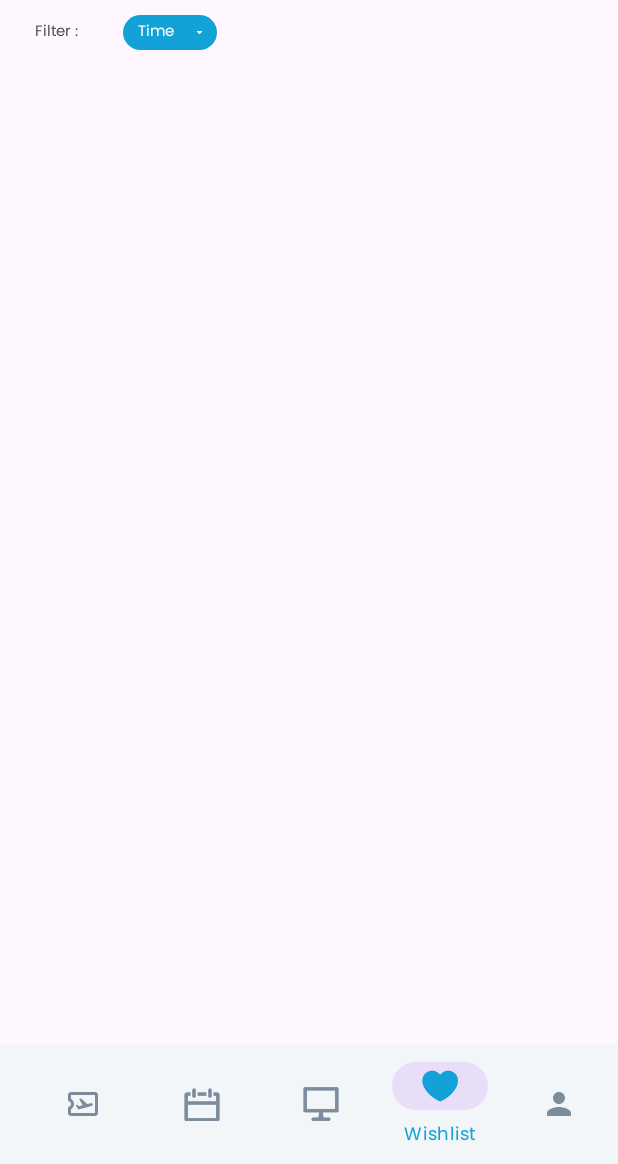
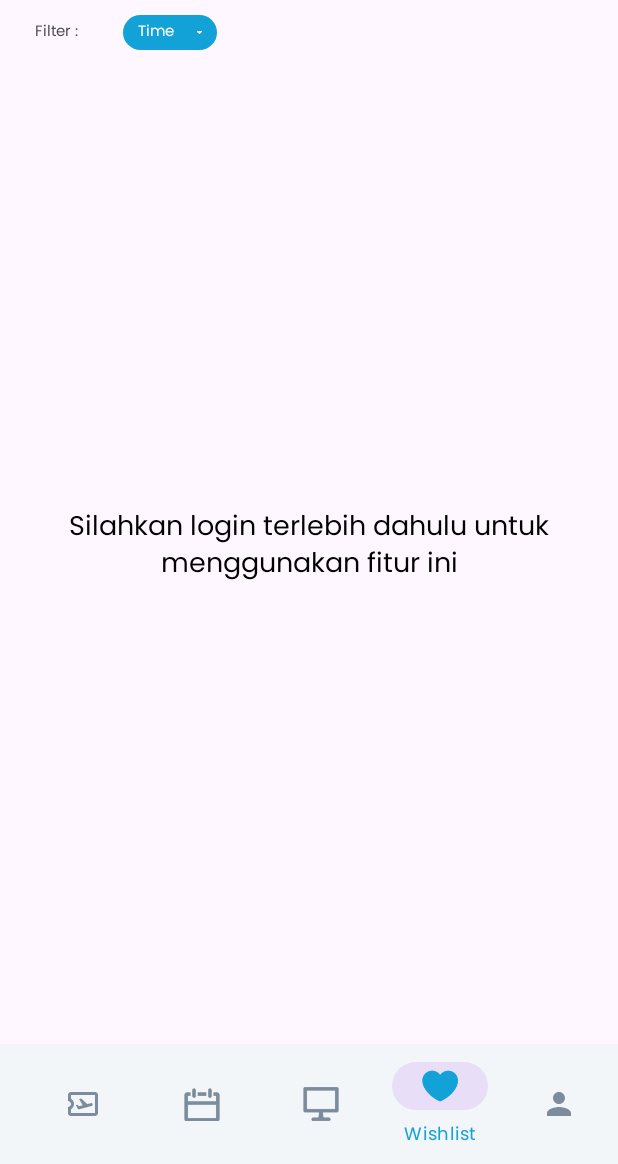
Before and after one commit to BinAir-Team/C1-Mobile-Buyer, an Android app: the HomeFragment screen opened through its navigation route, item 4 of the bottom bar chosen, on a phone screen of 412 x 824 dp, the part 72-1236 px from its top. Run offline under Robolectric (Android 15) with nearby library versions, the phone set to English and light mode, and no system bars; our stand-ins replace Dagger/Hilt's generated code, Room's generated code; 1 statement that could not run was skipped.

```diff
--- a/app/build.gradle
+++ b/app/build.gradle
@@ -95,4 +95,7 @@ dependencies {
 
     //lottie animation
     implementation "com.airbnb.android:lottie:3.4.0"
+
+    //QR Generator
+    implementation 'com.journeyapps:zxing-android-embedded:4.3.0'
 }
--- a/app/src/main/java/binar/finalproject/binair/buyer/data/remote/APIService.kt
+++ b/app/src/main/java/binar/finalproject/binair/buyer/data/remote/APIService.kt
@@ -41,4 +41,7 @@ interface APIService {
     @Multipart
     @PUT("trans/{id}")
     fun updatePayment(@Header("Authorization") token : String, @Path("id") idTransaction : String, @Part paymentImage : MultipartBody.Part, @Part("payment_method") paymentMethod : RequestBody) : Call<UpdatePaymentResponse>
+
+    @GET("trans/user")
+    fun getUserTrans(@Header("Authorization") token : String) : Call<GetUserTransResponse>
 }
--- a/app/src/main/java/binar/finalproject/binair/buyer/data/response/BookingTicketResponse.kt
+++ b/app/src/main/java/binar/finalproject/binair/buyer/data/response/BookingTicketResponse.kt
@@ -39,7 +39,7 @@ data class TravelerItem(
 
 	@field:SerializedName("tittle")
 	val tittle: String
-)
+) : java.io.Serializable
 
 data class DataItem(
 
@@ -75,7 +75,7 @@ data class DataItem(
 
 	@field:SerializedName("updatedAt")
 	val updatedAt: String
-)
+) : java.io.Serializable
 
 data class Quantity(
 
@@ -84,4 +84,4 @@ data class Quantity(
 
 	@field:SerializedName("child")
 	val child: Int
-)
+) : java.io.Serializable
--- a/app/src/main/java/binar/finalproject/binair/buyer/ui/adapter/ListTicketAdapter.kt
+++ b/app/src/main/java/binar/finalproject/binair/buyer/ui/adapter/ListTicketAdapter.kt
@@ -17,7 +17,7 @@ class ListTicketAdapter(private val listTicket : List<TicketItem>) : RecyclerVie
     var onClickWishlist : ((TicketItem) -> Unit)? = null
     class ViewHolder(private val binding : ItemTicketBinding, private var onClick : (((TicketItem) -> Unit)?), private var onClickWishlist : (((TicketItem) -> Unit)?)): RecyclerView.ViewHolder(binding.root) {
         fun bind(item: TicketItem) {
-            item.date = formatDate(item.date)
+            item.dateStart = formatDate(item.dateStart)
             binding.ticket = item
             binding.tvHargaDewasa.text = formatRupiah(item.adultPrice)
             binding.tvHargaAnak.text = formatRupiah(item.childPrice)
--- a/app/src/main/java/binar/finalproject/binair/buyer/viewmodel/FlightViewModel.kt
+++ b/app/src/main/java/binar/finalproject/binair/buyer/viewmodel/FlightViewModel.kt
@@ -29,4 +29,6 @@ class FlightViewModel @Inject constructor(private val flightRepo : FlightReposit
     fun bookTicket(token : String, data : PostBookingBody) = flightRepo.bookTicket(token, data)
     fun updatePayment(token : String, id : String, img : MultipartBody.Part, method : RequestBody) = flightRepo.updatePayment(token, id, img, method)
     fun getTicketById(id : String) : LiveData<GetTicketByIdResponse?> = flightRepo.getTicketById(id)
+    fun getUserTrans(token : String) = flightRepo.getUserTrans(token)
+//    fun getUserTrans() : LiveData<List<TransItem>?> = flightRepo.userTrans
 }
--- a/app/src/main/res/layout/fragment_payment.xml
+++ b/app/src/main/res/layout/fragment_payment.xml
@@ -214,7 +214,7 @@
                         android:text="@string/ex_nama_pemesan" />
 
                     <TextView
-                        android:id="@+id/labelAdult"
+                        android:id="@+id/tvType"
                         android:layout_width="wrap_content"
                         android:layout_height="wrap_content"
                         android:layout_below="@+id/labelPassenger"
--- a/app/src/main/res/layout/fragment_wishlist.xml
+++ b/app/src/main/res/layout/fragment_wishlist.xml
@@ -3,13 +3,14 @@
     xmlns:tools="http://schemas.android.com/tools"
     android:layout_width="match_parent"
     android:layout_height="match_parent"
-    tools:context=".ui.fragment.WishlistFragment">
+    tools:context=".ui.fragment.WishlistFragment"
+    tools:ignore="contentDescription,smallSp">
 
     <LinearLayout
         android:layout_marginHorizontal="23dp"
         android:orientation="vertical"
         android:layout_width="match_parent"
-        android:layout_height="wrap_content">
+        android:layout_height="match_parent">
         <RelativeLayout
             android:layout_marginTop="17.76dp"
             android:layout_width="match_parent"
@@ -20,15 +21,15 @@
                 android:src="@drawable/user_profile"
                 android:id="@+id/userprofile"/>
             <ImageView
-                android:layout_toRightOf="@id/userprofile"
+                android:layout_toEndOf="@id/userprofile"
                 android:layout_width="112.65dp"
                 android:layout_height="29dp"
-                android:layout_marginLeft="16dp"
+                android:layout_marginStart="16dp"
                 android:src="@drawable/logo_blue"/>
             <ImageButton
                 android:layout_width="24.02dp"
                 android:layout_height="28dp"
-                android:layout_alignParentRight="true"
+                android:layout_alignParentEnd="true"
                 android:src="@drawable/ic_notification"
                 android:background="@color/transparent"/>
         </RelativeLayout>
@@ -42,38 +43,37 @@
                 android:id="@+id/filter"
                 android:layout_width="wrap_content"
                 android:layout_height="wrap_content"
-                android:text="Filter :"
+                android:text="@string/filter"
                 android:fontFamily="@font/poppins_regular"
-                android:textSize="10dp"/>
+                android:textSize="10sp"/>
 
             <LinearLayout
                 android:gravity="center_vertical"
                 android:paddingVertical="3dp"
                 android:paddingHorizontal="10dp"
-                android:layout_marginLeft="30dp"
+                android:layout_marginStart="30dp"
                 android:layout_width="wrap_content"
                 android:layout_height="wrap_content"
                 android:background="@drawable/history_filterbackground">
                 <TextView
-                    android:layout_toRightOf="@id/filter"
                     android:layout_width="wrap_content"
                     android:layout_height="wrap_content"
-                    android:text="Time"
+                    android:text="@string/time"
                     android:fontFamily="@font/poppins_regular"
-                    android:textSize="10dp"
+                    android:textSize="10sp"
                     android:id="@+id/timefilter"
                     android:textColor="@color/SB_Base"/>
                 <ImageView
                     android:layout_width="3dp"
                     android:layout_height="4.7dp"
-                    android:layout_marginLeft="15dp"
+                    android:layout_marginStart="15dp"
                     android:src="@drawable/tickethistory_dropdownarrow"/>
             </LinearLayout>
 
         </LinearLayout>
-        <LinearLayout
+        <RelativeLayout
             android:layout_width="match_parent"
-            android:layout_height="wrap_content">
+            android:layout_height="match_parent">
             <androidx.recyclerview.widget.RecyclerView
                 android:layout_width="match_parent"
                 android:layout_height="wrap_content"
@@ -83,11 +83,12 @@
                 android:textAlignment="center"
                 android:layout_width="match_parent"
                 android:layout_height="wrap_content"
-                android:text="Tidak Ada wishList"
+                android:text="@string/silahkan_login"
                 android:textColor="@color/black"
                 android:textSize="18sp"
-                android:visibility="gone" />
-        </LinearLayout>
+                android:visibility="gone"
+                android:layout_centerInParent="true"/>
+        </RelativeLayout>
     </LinearLayout>
 
 </FrameLayout>
--- a/app/src/main/res/navigation/main_navigation.xml
+++ b/app/src/main/res/navigation/main_navigation.xml
@@ -120,7 +120,14 @@
         android:id="@+id/ticketHistoryFragment2"
         android:name="binar.finalproject.binair.buyer.ui.fragment.TicketHistoryFragment"
         android:label="fragment_ticket_history"
-        tools:layout="@layout/fragment_ticket_history" />
+        tools:layout="@layout/fragment_ticket_history" >
+        <action
+            android:id="@+id/action_ticketHistoryFragment2_to_eticketFragment"
+            app:destination="@id/eticketFragment" />
+        <action
+            android:id="@+id/action_ticketHistoryFragment2_to_paymentFragment"
+            app:destination="@id/paymentFragment" />
+    </fragment>
     <fragment
         android:id="@+id/wishlistFragment2"
         android:name="binar.finalproject.binair.buyer.ui.fragment.WishlistFragment"
@@ -179,5 +186,9 @@
         android:id="@+id/eticketFragment"
         android:name="binar.finalproject.binair.buyer.ui.fragment.EticketFragment"
         android:label="fragment_eticket"
-        tools:layout="@layout/fragment_eticket" />
+        tools:layout="@layout/fragment_eticket" >
+        <argument
+            android:name="dataBooking"
+            app:argType="binar.finalproject.binair.buyer.data.response.BookingTicketResponse" />
+    </fragment>
 </navigation>
--- a/app/src/main/res/values/strings.xml
+++ b/app/src/main/res/values/strings.xml
@@ -92,6 +92,17 @@
     <string name="belum_dibayar">Belum Dibayar</string>
     <string name="profil_pengguna">Profil Pengguna</string>
     <string name="profil">Profil</string>
+    <string name="silahkan_login">Silahkan login terlebih dahulu untuk menggunakan fitur ini</string>
+    <string name="filter">Filter :</string>
+    <string name="kode_pemesanan">Kode Pemesanan :</string>
+    <string name="time">Time</string>
+    <string name="harga_dewasa">Harga Dewasa</string>
+    <string name="harga_anak">Harga Anak</string>
+    <string name="gratis_20_kg">Gratis 20 Kg</string>
+    <string name="refund_sebagian">Refund Sebagian</string>
+    <string name="bisa_reschedule">Bisa Reschedule</string>
+    <string name="bagasi">Bagasi</string>
+    <string name="keuntungan">Keuntungan :</string>
     <string-array name="spinner_titel">
         <item>Tuan</item>
         <item>Nyonya</item>
```
Also changed, not shown: app/src/main/java/binar/finalproject/binair/buyer/data/FlightRepository.kt (+28 -0 lines), app/src/main/java/binar/finalproject/binair/buyer/data/model/PostBookingBody.kt (+2 -5 lines), app/src/main/java/binar/finalproject/binair/buyer/data/response/AllTicketsResponse.kt (+12 -6 lines), app/src/main/java/binar/finalproject/binair/buyer/data/response/GetTicketByIdResponse.kt (+6 -3 lines), app/src/main/java/binar/finalproject/binair/buyer/ui/fragment/EticketFragment.kt (+54 -6 lines), app/src/main/java/binar/finalproject/binair/buyer/ui/fragment/LoginFragment.kt (+4 -3 lines), app/src/main/java/binar/finalproject/binair/buyer/ui/fragment/PaymentFragment.kt (+16 -23 lines), app/src/main/res/layout/fragment_eticket.xml (+43 -18 lines), app/src/main/res/layout/fragment_ticket_details.xml (+19 -18 lines), app/src/main/res/layout/item_ticket.xml (+6 -5 lines).
